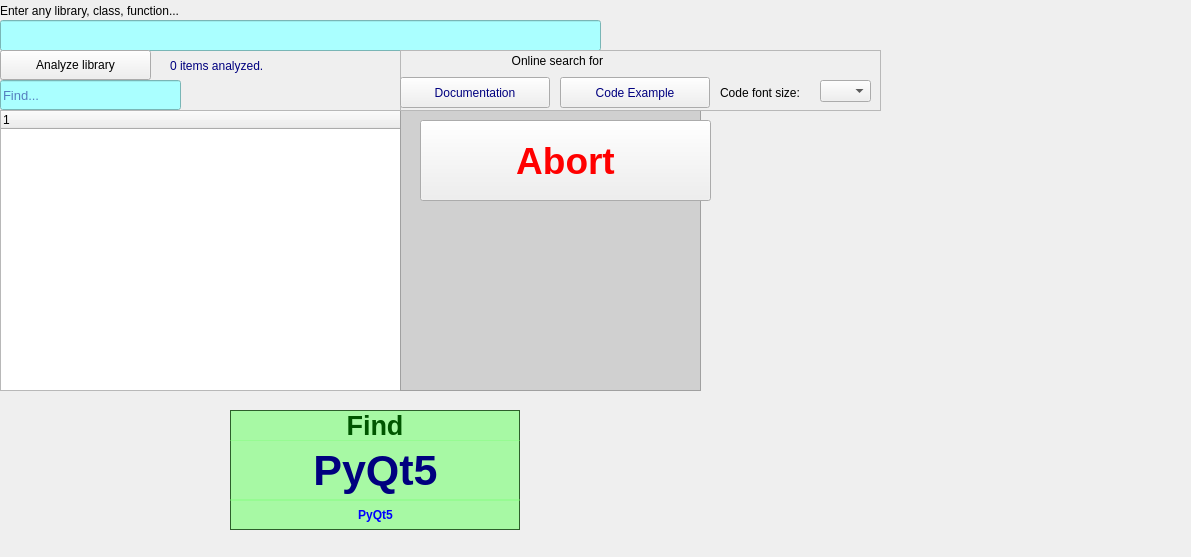
dsoftn/PythonLibraryTool, file main.ui: the form before one commit.
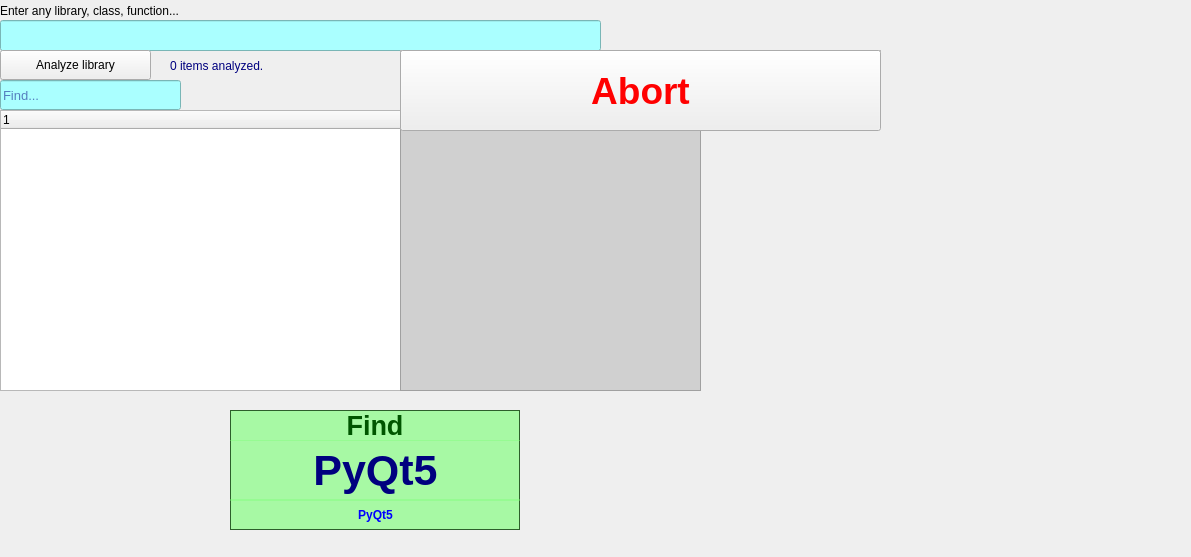
The form after the commit. Icons and pictures are not drawn.

Patch:
```diff
--- a/main.ui
+++ b/main.ui
@@ -632,9 +632,9 @@
    <widget class="QPushButton" name="btn_abort">
     <property name="geometry">
      <rect>
-      <x>420</x>
-      <y>120</y>
-      <width>291</width>
+      <x>400</x>
+      <y>50</y>
+      <width>481</width>
       <height>81</height>
      </rect>
     </property>
```
Left out of the diff: 24 changed lines with no effect on the pictures.
